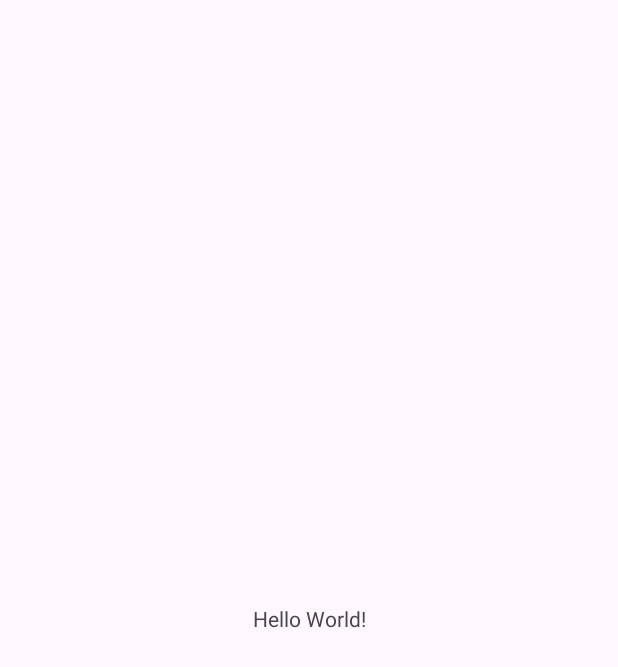
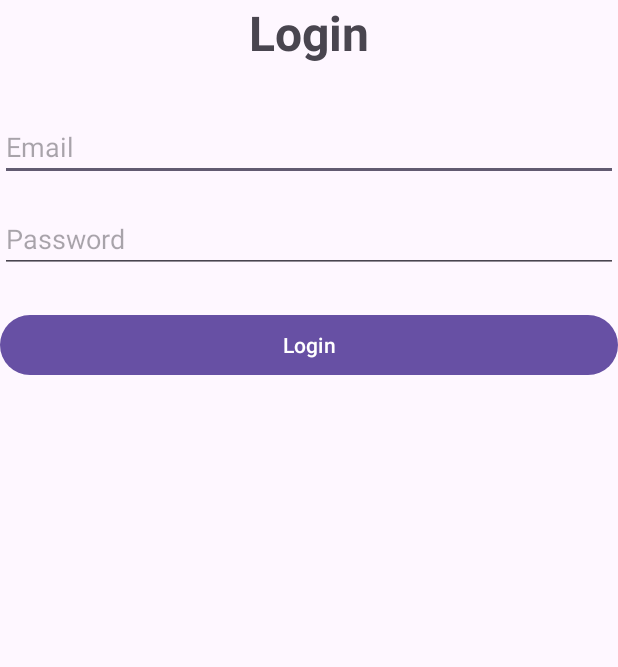
Before and after one commit to Visal616/HotelManagmentApp, an Android app: the screen it shows after launch (MainActivity before the commit, LoginActivity after it), on a phone screen of 412 x 824 dp. Before the commit the part shown is almost empty. Shown: the top 667 px of the screen. Run offline under Robolectric (Android 15) with nearby library versions, the phone set to English and light mode, and no system bars.

Commit message:
loginWithAccessToken

```diff
--- a/app/build.gradle
+++ b/app/build.gradle
@@ -26,6 +26,9 @@ android {
         sourceCompatibility JavaVersion.VERSION_11
         targetCompatibility JavaVersion.VERSION_11
     }
+    buildFeatures {
+        viewBinding true
+    }
 }
 
 dependencies {
@@ -38,6 +41,9 @@ dependencies {
     implementation libs.converter.gson
     implementation libs.logging.interceptor
     implementation libs.okhttp
+    implementation libs.annotation
+    implementation libs.lifecycle.livedata.ktx
+    implementation libs.lifecycle.viewmodel.ktx
     testImplementation libs.junit
     androidTestImplementation libs.ext.junit
     androidTestImplementation libs.espresso.core
--- /dev/null
+++ b/app/src/main/java/com/example/hotelmanagmentapp/activities/LoginActivity.java
@@ -0,0 +1,88 @@
+package com.example.hotelmanagmentapp.activities;
+
+import android.content.Intent;
+import android.os.Bundle;
+import android.view.View;
+import android.widget.Button;
+import android.widget.EditText;
+import android.widget.ProgressBar;
+import android.widget.Toast;
+
+import androidx.activity.EdgeToEdge;
+import androidx.appcompat.app.AppCompatActivity;
+import androidx.core.graphics.Insets;
+import androidx.core.view.ViewCompat;
+import androidx.core.view.WindowInsetsCompat;
+
+import com.example.hotelmanagmentapp.R;
+import com.example.hotelmanagmentapp.data.local.UserSharePreference;
+import com.example.hotelmanagmentapp.data.remote.models.request.LoginRequest;
+import com.example.hotelmanagmentapp.data.remote.models.response.LoginResponse;
+import com.example.hotelmanagmentapp.data.remote.repository.AuthRepository;
+
+public class LoginActivity extends AppCompatActivity {
+    private EditText etEmail,etPassword;
+    private Button btnLogin;
+    private ProgressBar progressBar;
+    private AuthRepository authRepository = new AuthRepository();
+
+    @Override
+    protected void onCreate(Bundle savedInstanceState) {
+        super.onCreate(savedInstanceState);
+        EdgeToEdge.enable(this);
+        setContentView(R.layout.activity_login);
+        ViewCompat.setOnApplyWindowInsetsListener(findViewById(R.id.main), (v, insets) -> {
+            Insets systemBars = insets.getInsets(WindowInsetsCompat.Type.systemBars());
+            v.setPadding(systemBars.left, systemBars.top, systemBars.right, systemBars.bottom);
+            return insets;
+        });
+        etEmail = findViewById(R.id.etEmail);
+        etPassword= findViewById(R.id.etPassword);
+        btnLogin= findViewById(R.id.btnLogin);
+        progressBar = findViewById(R.id.progress_circular);
+        authRepository = new AuthRepository();
+        btnLogin.setOnClickListener(new View.OnClickListener() {
+            @Override
+            public void onClick(View v) {
+                login();
+            }
+        });
+
+    }
+    private void login(){
+        String email = etEmail.getText().toString();
+        String password = etPassword.getText().toString();
+        if (email.isEmpty() || password.isEmpty()){
+            showMessage("Please inter email and password");
+            return;
+        }
+        progressBar.setVisibility(View.VISIBLE);
+        LoginRequest loginRequest = new LoginRequest();
+        loginRequest.setPassword(password);
+        loginRequest.setPhoneNumber(email);
+        authRepository.login(loginRequest, new AuthRepository.AuthCallback() {
+            @Override
+            public void onSuccess(LoginResponse loginResponse) {
+               if (loginResponse.getAccessToken() != null){
+                   showMessage("Login successfully");
+                   progressBar.setVisibility(View.GONE);
+                   UserSharePreference.saveToken(loginResponse,LoginActivity.this);
+                   Intent intent = new Intent(LoginActivity.this, MainActivity.class);
+                   startActivity(intent);
+                   finish();
+               }
+
+            }
+
+            @Override
+            public void onFailure(String errorMessage) {
+                showMessage("Login failed" + errorMessage);
+                progressBar.setVisibility(View.GONE);
+            }
+        });
+    }
+
+    private void showMessage(String message){
+        Toast.makeText(this, message, Toast.LENGTH_SHORT).show();
+    }
+}
--- /dev/null
+++ b/app/src/main/java/com/example/hotelmanagmentapp/data/remote/repository/AuthRepository.java
@@ -0,0 +1,42 @@
+package com.example.hotelmanagmentapp.data.remote.repository;
+
+import com.example.hotelmanagmentapp.data.remote.models.request.LoginRequest;
+import com.example.hotelmanagmentapp.data.remote.models.response.LoginResponse;
+import com.example.hotelmanagmentapp.services.ApiClient;
+import com.example.hotelmanagmentapp.services.ApiService;
+
+import retrofit2.Call;
+import retrofit2.Callback;
+import retrofit2.Response;
+
+public class AuthRepository {
+
+    private ApiService apiService;
+
+    public AuthRepository() {
+        apiService = ApiClient.getClient().create(ApiService.class);
+    }
+
+    public void login(LoginRequest request, final AuthCallback callback) {
+        apiService.login(request).enqueue(new Callback<LoginResponse>() {
+            @Override
+            public void onResponse(Call<LoginResponse> call, Response<LoginResponse> response) {
+                if (response.isSuccessful() && response.body() != null) {
+                    callback.onSuccess(response.body());
+                } else {
+                    callback.onFailure("Login failed with code: " + response.code());
+                }
+            }
+
+            @Override
+            public void onFailure(Call<LoginResponse> call, Throwable t) {
+                callback.onFailure(t.getMessage());
+            }
+        });
+    }
+
+    public interface AuthCallback {
+        void onSuccess(LoginResponse loginResponse);
+        void onFailure(String errorMessage);
+    }
+}
--- a/app/src/main/java/com/example/hotelmanagmentapp/services/ApiClient.java
+++ b/app/src/main/java/com/example/hotelmanagmentapp/services/ApiClient.java
@@ -6,9 +6,9 @@ import retrofit2.Retrofit;
 import retrofit2.converter.gson.GsonConverterFactory;
 
 public class ApiClient {
-    public static Retrofit retrofit = null;
+    private static Retrofit retrofit = null;
 
-    static Retrofit getClient() {
+    public static Retrofit getClient() {
 
         HttpLoggingInterceptor interceptor = new HttpLoggingInterceptor();
         interceptor.setLevel(HttpLoggingInterceptor.Level.BODY);
@@ -16,12 +16,10 @@ public class ApiClient {
 
 
         retrofit = new Retrofit.Builder()
-                .baseUrl("https://reqres.in")
+                .baseUrl("http://62.146.239.183:30033")
                 .addConverterFactory(GsonConverterFactory.create())
                 .client(client)
                 .build();
-
-
         return retrofit;
     }
 }
--- /dev/null
+++ b/app/src/main/java/com/example/hotelmanagmentapp/services/ApiService.java
@@ -0,0 +1,14 @@
+package com.example.hotelmanagmentapp.services;
+
+import com.example.hotelmanagmentapp.data.remote.models.request.LoginRequest;
+import com.example.hotelmanagmentapp.data.remote.models.response.LoginResponse;
+
+import retrofit2.Call;
+import retrofit2.http.Body;
+import retrofit2.http.POST;
+
+
+public interface ApiService {
+    @POST("/api/oauth/token")
+    Call<LoginResponse> login(@Body LoginRequest request);
+}
--- /dev/null
+++ b/app/src/main/res/layout/activity_login.xml
@@ -0,0 +1,65 @@
+<?xml version="1.0" encoding="utf-8"?>
+<androidx.constraintlayout.widget.ConstraintLayout
+    xmlns:android="http://schemas.android.com/apk/res/android"
+    xmlns:app="http://schemas.android.com/apk/res-auto"
+    xmlns:tools="http://schemas.android.com/tools"
+    android:layout_width="match_parent"
+    android:layout_height="match_parent"
+    android:padding="24dp"
+    android:id="@+id/main"
+    tools:context=".activities.LoginActivity">
+
+    <ProgressBar
+        android:id="@+id/progress_circular"
+        android:layout_width="wrap_content"
+        android:layout_height="wrap_content"
+        android:visibility="gone"
+        app:layout_constraintTop_toTopOf="parent"
+        app:layout_constraintBottom_toBottomOf="parent"
+        app:layout_constraintStart_toStartOf="parent"
+        app:layout_constraintEnd_toEndOf="parent"/>
+
+    <TextView
+        android:id="@+id/tvTitle"
+        android:layout_width="wrap_content"
+        android:layout_height="wrap_content"
+        android:text="Login"
+        android:textSize="32sp"
+        android:textStyle="bold"
+        app:layout_constraintTop_toTopOf="parent"
+        app:layout_constraintStart_toStartOf="parent"
+        app:layout_constraintEnd_toEndOf="parent"/>
+
+    <EditText
+        android:id="@+id/etEmail"
+        android:layout_width="0dp"
+        android:layout_height="wrap_content"
+        android:hint="Email"
+        android:inputType="textEmailAddress"
+        app:layout_constraintTop_toBottomOf="@id/tvTitle"
+        app:layout_constraintStart_toStartOf="parent"
+        app:layout_constraintEnd_toEndOf="parent"
+        android:layout_marginTop="32dp"/>
+
+    <EditText
+        android:id="@+id/etPassword"
+        android:layout_width="0dp"
+        android:layout_height="wrap_content"
+        android:hint="Password"
+        android:inputType="textPassword"
+        app:layout_constraintTop_toBottomOf="@id/etEmail"
+        app:layout_constraintStart_toStartOf="parent"
+        app:layout_constraintEnd_toEndOf="parent"
+        android:layout_marginTop="16dp"/>
+
+    <Button
+        android:id="@+id/btnLogin"
+        android:layout_width="0dp"
+        android:layout_height="wrap_content"
+        android:text="Login"
+        app:layout_constraintTop_toBottomOf="@id/etPassword"
+        app:layout_constraintStart_toStartOf="parent"
+        app:layout_constraintEnd_toEndOf="parent"
+        android:layout_marginTop="24dp"/>
+
+</androidx.constraintlayout.widget.ConstraintLayout>
--- a/app/src/main/res/layout/activity_main.xml
+++ b/app/src/main/res/layout/activity_main.xml
@@ -1,19 +1,9 @@
 <?xml version="1.0" encoding="utf-8"?>
 <androidx.constraintlayout.widget.ConstraintLayout xmlns:android="http://schemas.android.com/apk/res/android"
-    xmlns:app="http://schemas.android.com/apk/res-auto"
-    xmlns:tools="http://schemas.android.com/tools"
     android:id="@+id/main"
     android:layout_width="match_parent"
     android:layout_height="match_parent"
+    xmlns:tools="http://schemas.android.com/tools"
     tools:context=".activities.MainActivity">
 
-    <TextView
-        android:layout_width="wrap_content"
-        android:layout_height="wrap_content"
-        android:text="Hello World!"
-        app:layout_constraintBottom_toBottomOf="parent"
-        app:layout_constraintEnd_toEndOf="parent"
-        app:layout_constraintStart_toStartOf="parent"
-        app:layout_constraintTop_toTopOf="parent" />
-
 </androidx.constraintlayout.widget.ConstraintLayout>
--- /dev/null
+++ b/app/src/main/res/values-land/dimens.xml
@@ -0,0 +1,3 @@
+<resources>
+    <dimen name="activity_horizontal_margin">48dp</dimen>
+</resources>
--- /dev/null
+++ b/app/src/main/res/values-w1240dp/dimens.xml
@@ -0,0 +1,3 @@
+<resources>
+    <dimen name="activity_horizontal_margin">200dp</dimen>
+</resources>
--- /dev/null
+++ b/app/src/main/res/values-w600dp/dimens.xml
@@ -0,0 +1,3 @@
+<resources>
+    <dimen name="activity_horizontal_margin">48dp</dimen>
+</resources>
--- /dev/null
+++ b/app/src/main/res/values/dimens.xml
@@ -0,0 +1,5 @@
+<resources>
+    <!-- Default screen margins, per the Android Design guidelines. -->
+    <dimen name="activity_horizontal_margin">16dp</dimen>
+    <dimen name="activity_vertical_margin">16dp</dimen>
+</resources>
--- a/gradle/libs.versions.toml
+++ b/gradle/libs.versions.toml
@@ -11,6 +11,9 @@ gson = "2.13.1"
 converterGson = "3.0.0"
 loggingInterceptor = "5.0.0-alpha.16"
 okhttp = "5.0.0-alpha.16"
+annotation = "1.9.1"
+lifecycleLivedataKtx = "2.9.2"
+lifecycleViewmodelKtx = "2.9.2"
 
 [libraries]
 junit = { group = "junit", name = "junit", version.ref = "junit" }
@@ -24,6 +27,9 @@ gson = { group = "com.google.code.gson", name = "gson", version.ref = "gson" }
 converter-gson = { group = "com.squareup.retrofit2", name = "converter-gson", version.ref = "converterGson" }
 logging-interceptor = { group = "com.squareup.okhttp3", name = "logging-interceptor", version.ref = "loggingInterceptor" }
 okhttp = { group = "com.squareup.okhttp3", name = "okhttp", version.ref = "okhttp" }
+annotation = { group = "androidx.annotation", name = "annotation", version.ref = "annotation" }
+lifecycle-livedata-ktx = { group = "androidx.lifecycle", name = "lifecycle-livedata-ktx", version.ref = "lifecycleLivedataKtx" }
+lifecycle-viewmodel-ktx = { group = "androidx.lifecycle", name = "lifecycle-viewmodel-ktx", version.ref = "lifecycleViewmodelKtx" }
 
 [plugins]
 android-application = { id = "com.android.application", version.ref = "agp" }
```
Also changed, not shown: app/src/main/AndroidManifest.xml (+17 -0 lines), app/src/main/java/com/example/hotelmanagmentapp/activities/BaseActivity.java (added, +18 -0 lines), app/src/main/java/com/example/hotelmanagmentapp/activities/MainActivity.java (+20 -2 lines), app/src/main/java/com/example/hotelmanagmentapp/data/local/UserSharePreference.java (added, +26 -0 lines), app/src/main/java/com/example/hotelmanagmentapp/data/remote/models/response/LoginResponse.java (added, +73 -0 lines), app/src/main/java/com/example/hotelmanagmentapp/data/remote/models/response/RolesItem.java (added, +37 -0 lines), app/src/main/java/com/example/hotelmanagmentapp/data/remote/models/response/User.java (added, +194 -0 lines), app/src/main/res/values/strings.xml (+9 -0 lines).
